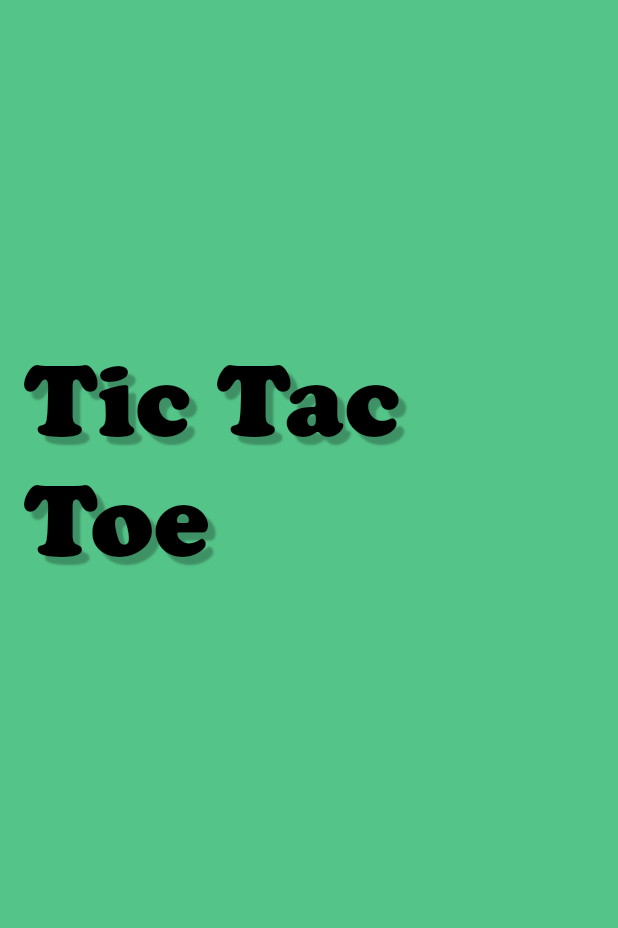
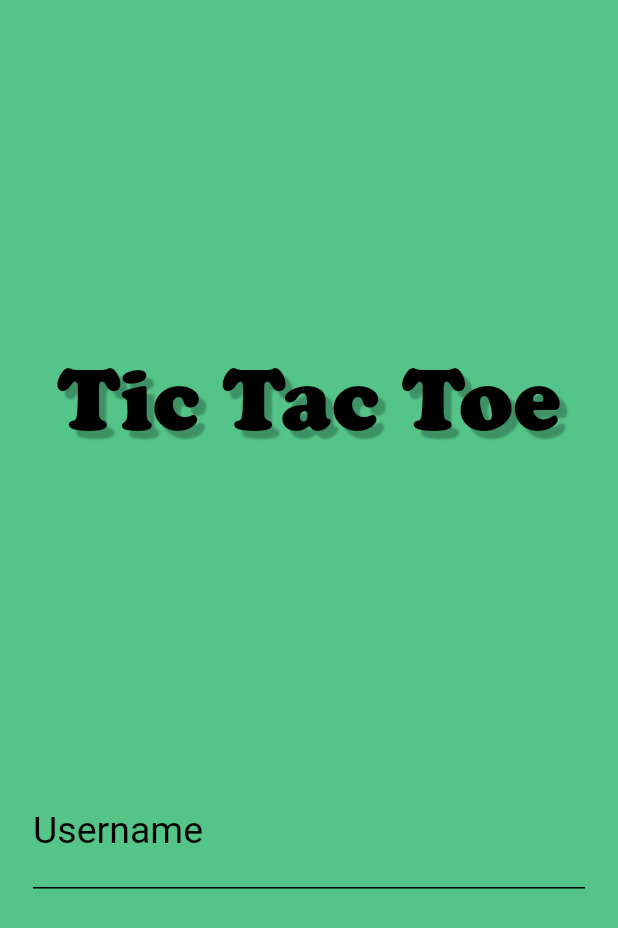
Before and after one commit to soulninja-dev/Tic-tac-toe, a Flutter app: the screen it shows after launch, on a phone screen of 412 x 824 dp. Shown: the top 928 px of the screen. Run offline on Flutter 3.47's test engine with Material 2 defaults, Android fonts, the phone set to English and light mode, and no system bars; Roboto replaces fonts that are missing (KiwiMaru).

Commit message:
some changes

```diff
--- a/lib/pages/home_page.dart
+++ b/lib/pages/home_page.dart
@@ -3,6 +3,7 @@ import 'package:flutter/material.dart';
 // ignore: must_be_immutable
 class HomePage extends StatelessWidget {
   Color _bg = const Color.fromRGBO(84, 196, 136, 1.0);
+  BorderRadius _br = const BorderRadius.all(Radius.circular(25.0));
   @override
   Widget build(BuildContext context) {
     return Scaffold(
@@ -13,14 +14,14 @@ class HomePage extends StatelessWidget {
           SafeArea(
             child: Padding(
               padding:
-                  const EdgeInsets.symmetric(vertical: 16.0, horizontal: 16.0),
+                  const EdgeInsets.symmetric(vertical: 16.0, horizontal: 22.0),
               child: Column(
                 children: <Widget>[
                   Spacer(),
                   Text(
                     "Tic Tac Toe",
                     style: TextStyle(
-                      fontSize: 70,
+                      fontSize: 60,
                       color: Colors.black,
                       shadows: [
                         Shadow(
@@ -33,6 +34,47 @@ class HomePage extends StatelessWidget {
                     ),
                   ),
                   Spacer(),
+                  TextFormField(
+                    showCursor: true,
+                    cursorColor: Colors.black,
+                    maxLines: 1,
+                    keyboardType: TextInputType.name,
+                    cursorHeight: 28,
+                    textAlign: TextAlign.start,
+                    style: TextStyle(
+                      fontSize: 25,
+                      fontWeight: FontWeight.normal,
+                    ),
+                    decoration: InputDecoration(
+                      border: new OutlineInputBorder(
+                        borderRadius: _br,
+                        borderSide: new BorderSide(),
+                      ),
+                      hintText: "Enter name",
+                      labelText: "Username",
+                      hintStyle: TextStyle(
+                        fontSize: 17,
+                        fontFamily: "KiwiMaru",
+                        fontWeight: FontWeight.bold,
+                        color: Colors.black38,
+                      ),
+                      labelStyle: TextStyle(
+                        fontWeight: FontWeight.normal,
+                        color: Colors.black,
+                        fontFamily: "KiwiMaru",
+                      ),
+                      enabledBorder: UnderlineInputBorder(
+                        borderSide: BorderSide(
+                          color: Colors.black,
+                        ),
+                      ),
+                      focusedBorder: UnderlineInputBorder(
+                        borderSide: BorderSide(
+                          color: Colors.black,
+                        ),
+                      ),
+                    ),
+                  ),
                   Spacer(),
                 ],
               ),
```
Also changed, not shown: pubspec.yaml (+4 -21 lines), 2 other files.
